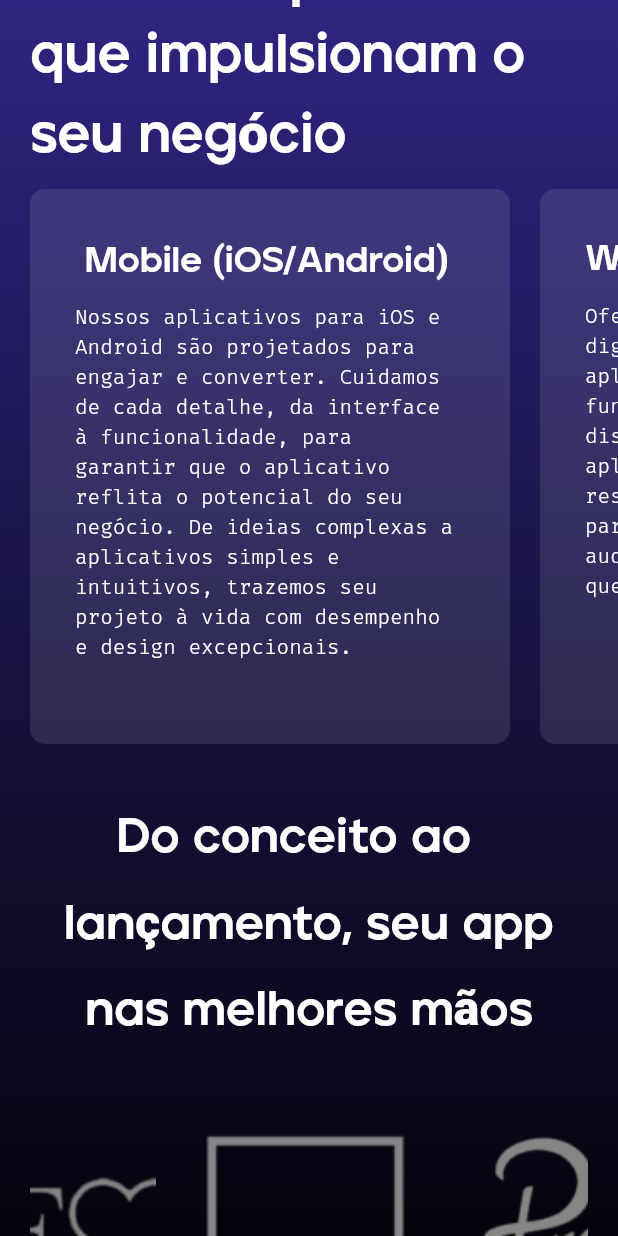
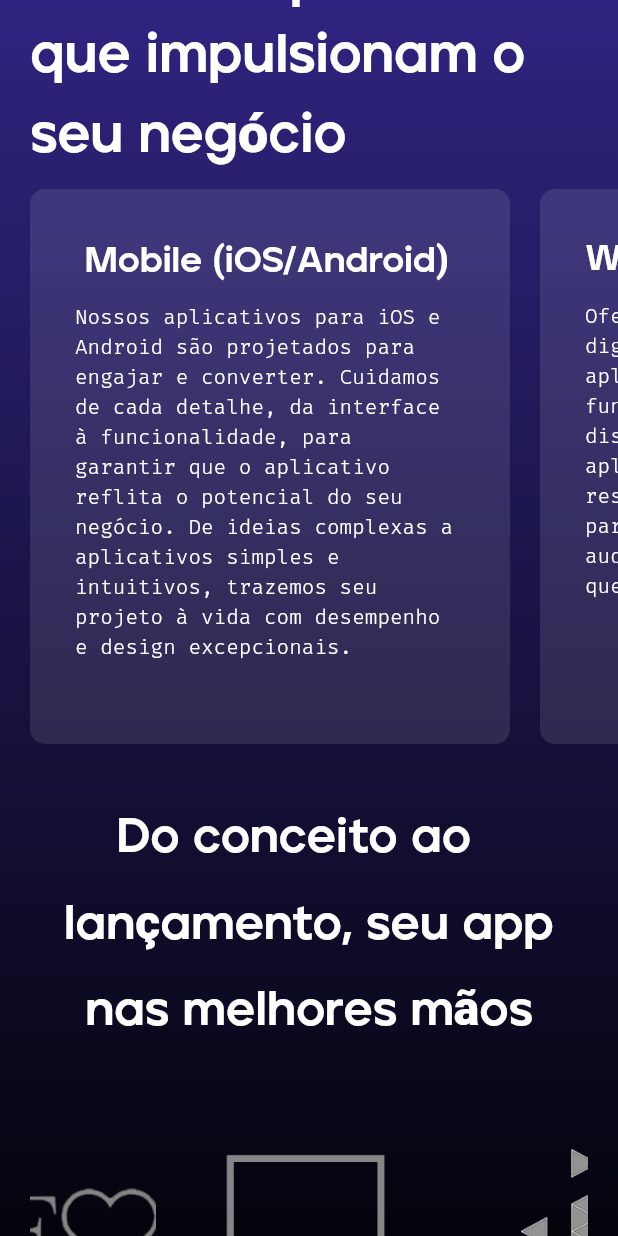
Before and after one commit to itetus/istudioblue, a Flutter app: the screen it shows after launch, scrolled down 576 dp, on a phone screen of 412 x 824 dp. Run offline on Flutter 3.47's test engine with Material 3 defaults, Android fonts, the phone set to English and light mode, and no system bars; drawn by our look-alikes of carousel_slider; our stand-ins replace auto_size_text, flip_card, flutter_animate, font_awesome_flutter, from_css_color, go_router and 6 more; missing offline and left inert: json_path.

Commit message:
Updating to latest FlutterFlow output.

```diff
--- a/lib/pages/home_page/home_page_widget.dart
+++ b/lib/pages/home_page/home_page_widget.dart
@@ -3338,7 +3338,7 @@ class _HomePageWidgetState extends State<HomePageWidget>
                                                                               8.0),
                                                                   child: Image
                                                                       .asset(
-                                                                    'assets/images/cliente_porpino-150x150.png',
+                                                                    'assets/images/cliente_porpino.png',
                                                                     width:
                                                                         200.0,
                                                                     height:
@@ -3354,7 +3354,7 @@ class _HomePageWidgetState extends State<HomePageWidget>
                                                                               8.0),
                                                                   child: Image
                                                                       .asset(
-                                                                    'assets/images/cliente_tebrand-150x150.png',
+                                                                    'assets/images/cliente_tebrand.png',
                                                                     width:
                                                                         200.0,
                                                                     height:
@@ -3370,7 +3370,23 @@ class _HomePageWidgetState extends State<HomePageWidget>
                                                                               8.0),
                                                                   child: Image
                                                                       .asset(
-                                                                    'assets/images/cliente_mamp-150x150.png',
+                                                                    'assets/images/cliente_mamp.png',
+                                                                    width:
+                                                                        200.0,
+                                                                    height:
+                                                                        200.0,
+                                                                    fit: BoxFit
+                                                                        .cover,
+                                                                  ),
+                                                                ),
+                                                                ClipRRect(
+                                                                  borderRadius:
+                                                                      BorderRadius
+                                                                          .circular(
+                                                                              8.0),
+                                                                  child: Image
+                                                                      .asset(
+                                                                    'assets/images/cliente_tetus.png',
                                                                     width:
                                                                         200.0,
                                                                     height:
```
Also changed, not shown: assets/images/cliente_mamp-150x150.png (deleted), assets/images/cliente_mamp.png (added), assets/images/cliente_porpino-150x150.png (deleted), assets/images/cliente_porpino.png (added), assets/images/cliente_tebrand-150x150.png (deleted), assets/images/cliente_tebrand.png (added), assets/images/cliente_tetus.png (added).
